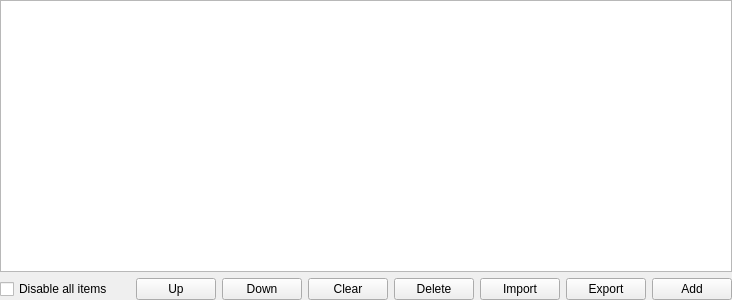
First picture: the form in src/page/common/tableview.ui, repository x-tools-author/x-tools, before the edit.
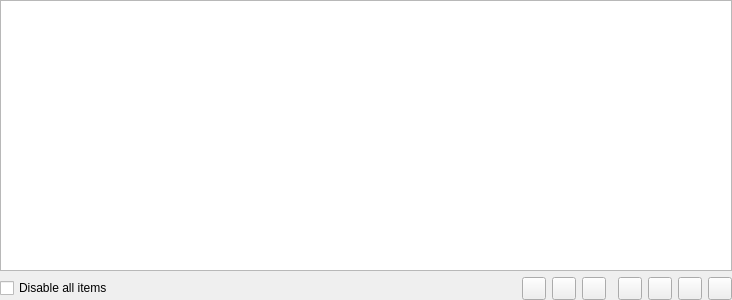
Second picture: the form after the edit.

```diff
--- a/src/page/common/tableview.ui
+++ b/src/page/common/tableview.ui
@@ -26,27 +26,6 @@
    <property name="bottomMargin">
     <number>0</number>
    </property>
-   <item row="1" column="8">
-    <widget class="QPushButton" name="pushButtonExport">
-     <property name="text">
-      <string>Export</string>
-     </property>
-    </widget>
-   </item>
-   <item row="1" column="0">
-    <layout class="QHBoxLayout" name="horizontalLayout">
-     <property name="leftMargin">
-      <number>0</number>
-     </property>
-     <item>
-      <widget class="QCheckBox" name="checkBoxDisable">
-       <property name="text">
-        <string>Disable all items</string>
-       </property>
-      </widget>
-     </item>
-    </layout>
-   </item>
    <item row="1" column="2">
     <spacer name="horizontalSpacer">
      <property name="orientation">
@@ -60,51 +39,72 @@
      </property>
     </spacer>
    </item>
-   <item row="0" column="0" colspan="10">
-    <widget class="QTableView" name="tableView"/>
-   </item>
-   <item row="1" column="6">
-    <widget class="QPushButton" name="pushButtonDelete">
-     <property name="text">
-      <string>Delete</string>
-     </property>
-    </widget>
-   </item>
    <item row="1" column="1">
     <layout class="QHBoxLayout" name="horizontalLayoutWidgets"/>
    </item>
    <item row="1" column="3">
-    <widget class="QPushButton" name="pushButtonUp">
+    <widget class="QToolButton" name="toolButtonUp">
      <property name="text">
-      <string>Up</string>
+      <string notr="true"/>
      </property>
     </widget>
    </item>
-   <item row="1" column="9">
-    <widget class="QPushButton" name="pushButtonAdd">
-     <property name="text">
-      <string>Add</string>
+   <item row="1" column="0">
+    <layout class="QHBoxLayout" name="horizontalLayout">
+     <property name="leftMargin">
+      <number>0</number>
      </property>
-    </widget>
+     <item>
+      <widget class="QCheckBox" name="checkBoxDisable">
+       <property name="text">
+        <string>Disable all items</string>
+       </property>
+      </widget>
+     </item>
+    </layout>
    </item>
    <item row="1" column="5">
-    <widget class="QPushButton" name="pushButtonClear">
+    <widget class="QToolButton" name="toolButtonClear">
      <property name="text">
-      <string>Clear</string>
+      <string notr="true"/>
+     </property>
+    </widget>
+   </item>
+   <item row="0" column="0" colspan="11">
+    <widget class="QTableView" name="tableView"/>
+   </item>
+   <item row="1" column="8">
+    <widget class="QToolButton" name="toolButtonExport">
+     <property name="text">
+      <string notr="true"/>
      </property>
     </widget>
    </item>
    <item row="1" column="7">
-    <widget class="QPushButton" name="pushButtonImport">
+    <widget class="QToolButton" name="toolButtonImport">
      <property name="text">
-      <string>Import</string>
+      <string notr="true"/>
+     </property>
+    </widget>
+   </item>
+   <item row="1" column="9">
+    <widget class="QToolButton" name="toolButtonDelete">
+     <property name="text">
+      <string notr="true"/>
+     </property>
+    </widget>
+   </item>
+   <item row="1" column="10">
+    <widget class="QToolButton" name="toolButtonAdd">
+     <property name="text">
+      <string notr="true"/>
      </property>
     </widget>
    </item>
    <item row="1" column="4">
-    <widget class="QPushButton" name="pushButtonDown">
+    <widget class="QToolButton" name="toolButtonDown">
      <property name="text">
-      <string>Down</string>
+      <string notr="true"/>
      </property>
     </widget>
    </item>
```
